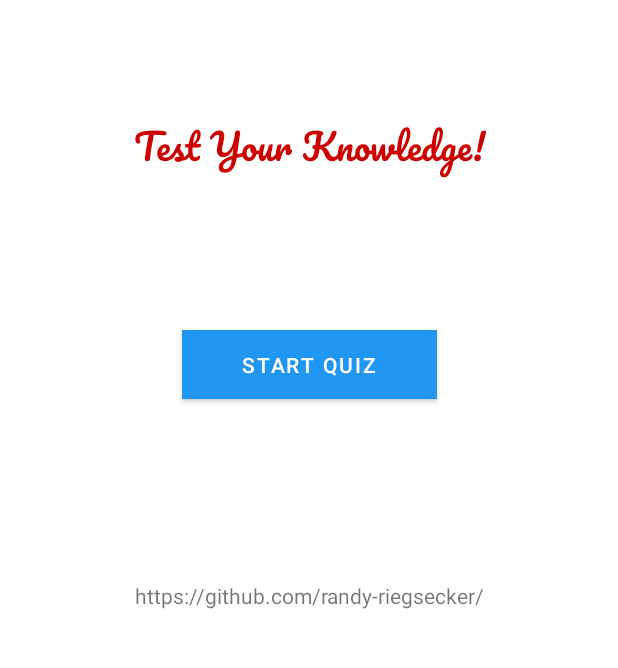
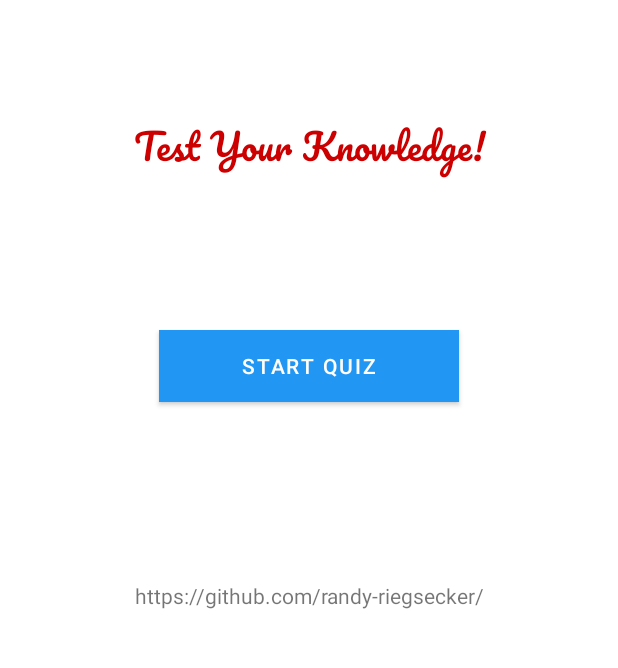
Before and after one commit to randy-riegsecker/StatesCapitalsQuiz, an Android app: the screen it shows after launch (MainActivity), on a phone screen of 412 x 824 dp, the part 480-1148 px from its top. Run offline under Robolectric (Android 15) with nearby library versions, the phone set to English and light mode, and no system bars.

Commit message:
Updates to Title Screen

```diff
--- a/app/src/main/res/layout/activity_main.xml
+++ b/app/src/main/res/layout/activity_main.xml
@@ -7,13 +7,13 @@
     tools:context=".MainActivity">
 
     <TextView
-        android:id="@+id/textView3"
+        android:id="@+id/title_text"
         android:layout_width="405dp"
         android:layout_height="220dp"
         android:layout_marginTop="100dp"
         android:fontFamily="@font/antic_slab"
         android:includeFontPadding="false"
-        android:text="States &amp; Capitals"
+        android:text="@string/app_title"
         android:textAlignment="center"
         android:textSize="64sp"
         android:textStyle="bold"
@@ -22,7 +22,7 @@
         app:layout_constraintTop_toTopOf="parent" />
 
     <TextView
-        android:id="@+id/textView2"
+        android:id="@+id/knowledge_text"
         android:layout_width="0dp"
         android:layout_height="64dp"
         android:layout_marginTop="76dp"
@@ -35,27 +35,27 @@
         app:layout_constraintEnd_toEndOf="parent"
         app:layout_constraintHorizontal_bias="0.494"
         app:layout_constraintStart_toStartOf="parent"
-        app:layout_constraintTop_toBottomOf="@+id/textView3" />
+        app:layout_constraintTop_toBottomOf="@+id/title_text" />
 
     <Button
         android:id="@+id/start_button"
-        android:layout_width="170dp"
-        android:layout_height="46dp"
+        android:layout_width="200dp"
+        android:layout_height="48dp"
         android:layout_marginTop="80dp"
         android:background="#2196F3"
         android:backgroundTint="@null"
-        android:text="Start Quiz"
+        android:text="@string/start_button"
         app:layout_constraintEnd_toEndOf="parent"
         app:layout_constraintStart_toStartOf="parent"
-        app:layout_constraintTop_toBottomOf="@+id/textView2" />
+        app:layout_constraintTop_toBottomOf="@+id/knowledge_text" />
 
     <TextView
-        android:id="@+id/textView"
+        android:id="@+id/github_text"
         android:layout_width="0dp"
         android:layout_height="29dp"
         android:layout_marginBottom="32dp"
         android:includeFontPadding="false"
-        android:text="https://github.com/randy-riegsecker/"
+        android:text="@string/github_link"
         android:textAlignment="center"
         app:layout_constraintBottom_toBottomOf="parent"
         app:layout_constraintEnd_toEndOf="parent"
--- a/app/src/main/res/values/strings.xml
+++ b/app/src/main/res/values/strings.xml
@@ -10,5 +10,8 @@
     <string name="submit_answer">Submit Answer</string>
     <string name="choose_an_answer">Choose An Answer!</string>
     <string name="correct_answer">Correct!</string>
+    <string name="app_title">States &amp; Capitals</string>
     <string name="test_knowledge">Test Your Knowledge!</string>
+    <string name="start_button">Start Quiz</string>
+    <string name="github_link">https://github.com/randy-riegsecker/</string>
 </resources>
```
Also changed, not shown: 148 other files.
